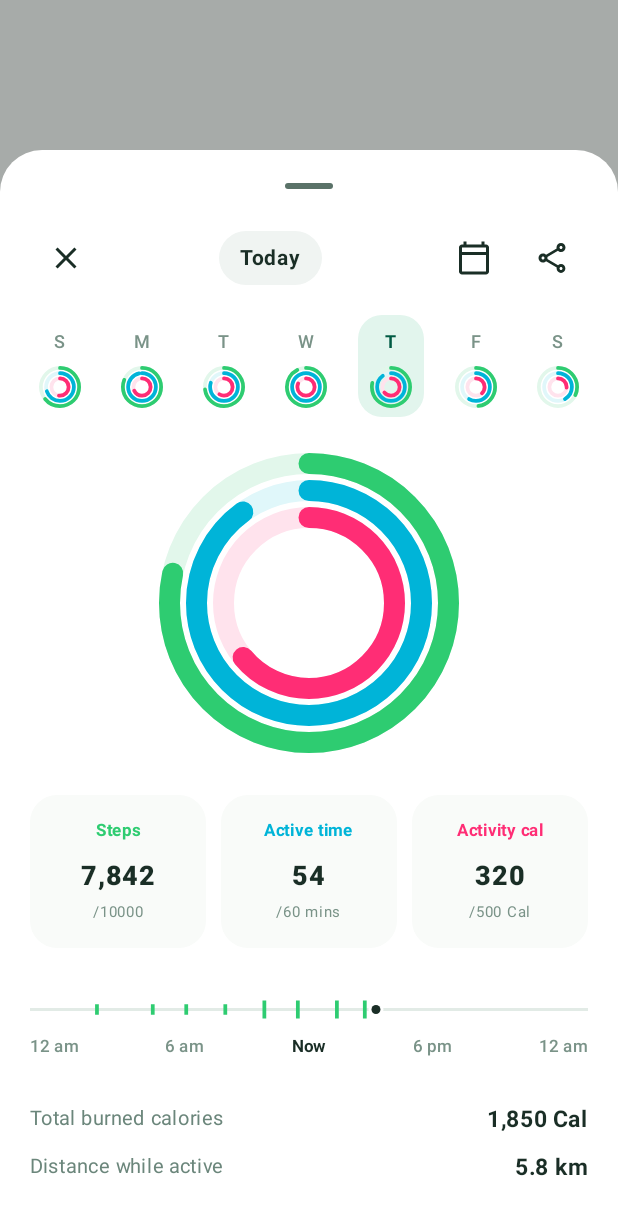
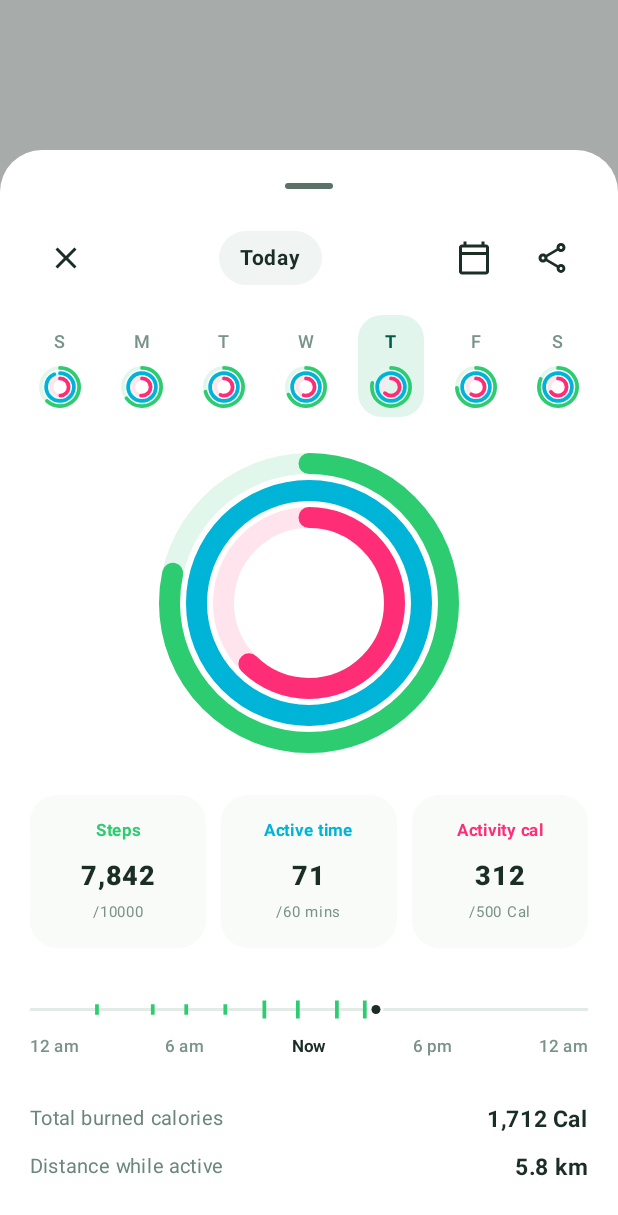
Before and after one commit to sahilcodexx/fitmax, an Android app built with Jetpack Compose: the composable SamsungDailyActivityDetailSheet shown on its own in the app's theme, after a tap on an icon or button, on a phone screen of 412 x 824 dp. Shown: the top 1215 px of the screen. Run offline under Robolectric (Android 15) with nearby library versions, the phone set to English and light mode, and no system bars.

Commit message:
feat(components): bind Samsung Daily Activity detail sheet to 7-day dynamic history
- Generate 7-day weekday records dynamically using HealthMetricsEngine
- Map steps, active time, calories burned, and distance per day
- Sync concentric progress rings with selected day snapshot

```diff
--- a/app/src/main/java/com/fixmax/ui/components/SamsungDailyActivityDetailSheet.kt
+++ b/app/src/main/java/com/fixmax/ui/components/SamsungDailyActivityDetailSheet.kt
@@ -26,6 +26,7 @@ import androidx.compose.ui.unit.dp
 import androidx.compose.ui.unit.sp
 import java.text.NumberFormat
 import java.util.Locale
+import com.fixmax.data.repository.HealthMetricsEngine
 
 data class WeekdayActivityRecord(
     val dayLetter: String,
@@ -52,15 +53,20 @@ fun SamsungDailyActivityDetailSheet(
     val context = LocalContext.current
 
     val weekData = remember(steps, activeMinutes, caloriesBurned) {
-        listOf(
-            WeekdayActivityRecord("S", "Sun, Feb 9", 6420, 42, 260, "1,720 Cal", "4.6 km"),
-            WeekdayActivityRecord("M", "Mon, Feb 10", 8110, 58, 340, "1,910 Cal", "6.1 km"),
-            WeekdayActivityRecord("T", "Tue, Feb 11", 7300, 48, 295, "1,810 Cal", "5.3 km"),
-            WeekdayActivityRecord("W", "Wed, Feb 12", 9250, 64, 410, "2,050 Cal", "7.0 km"),
-            WeekdayActivityRecord("T", "Today (Thu, Feb 13)", steps, activeMinutes, caloriesBurned, "1,850 Cal", "5.8 km", isToday = true),
-            WeekdayActivityRecord("F", "Fri, Feb 14", 4800, 35, 190, "1,550 Cal", "3.6 km"),
-            WeekdayActivityRecord("S", "Sat, Feb 15", 3200, 25, 130, "1,390 Cal", "2.4 km")
-        )
+        val history = HealthMetricsEngine.generateWeeklyHistory(steps.toLong())
+        history.mapIndexed { idx, s ->
+            val isToday = idx == 4
+            WeekdayActivityRecord(
+                dayLetter = s.dayLabel.first().toString(),
+                fullDate = if (isToday) "Today (${s.dayLabel}, Nov ${s.dateNumber})" else "${s.dayLabel}, Nov ${s.dateNumber}",
+                steps = s.steps.toInt(),
+                activeMinutes = s.activeMinutes,
+                caloriesBurned = s.caloriesBurned,
+                totalBurned = "${NumberFormat.getNumberInstance(Locale.US).format(s.caloriesBurned + 1400)} Cal",
+                distance = s.formattedDistance,
+                isToday = isToday
+            )
+        }
     }
 
     var selectedDayIdx by remember { mutableIntStateOf(4) }
```
